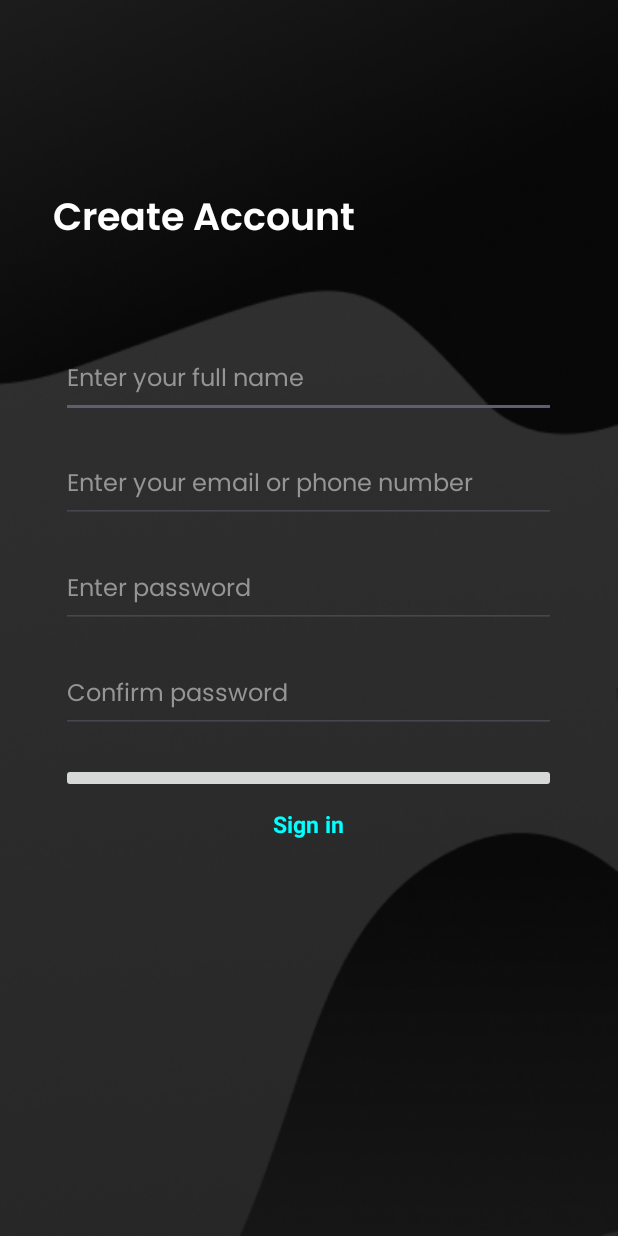
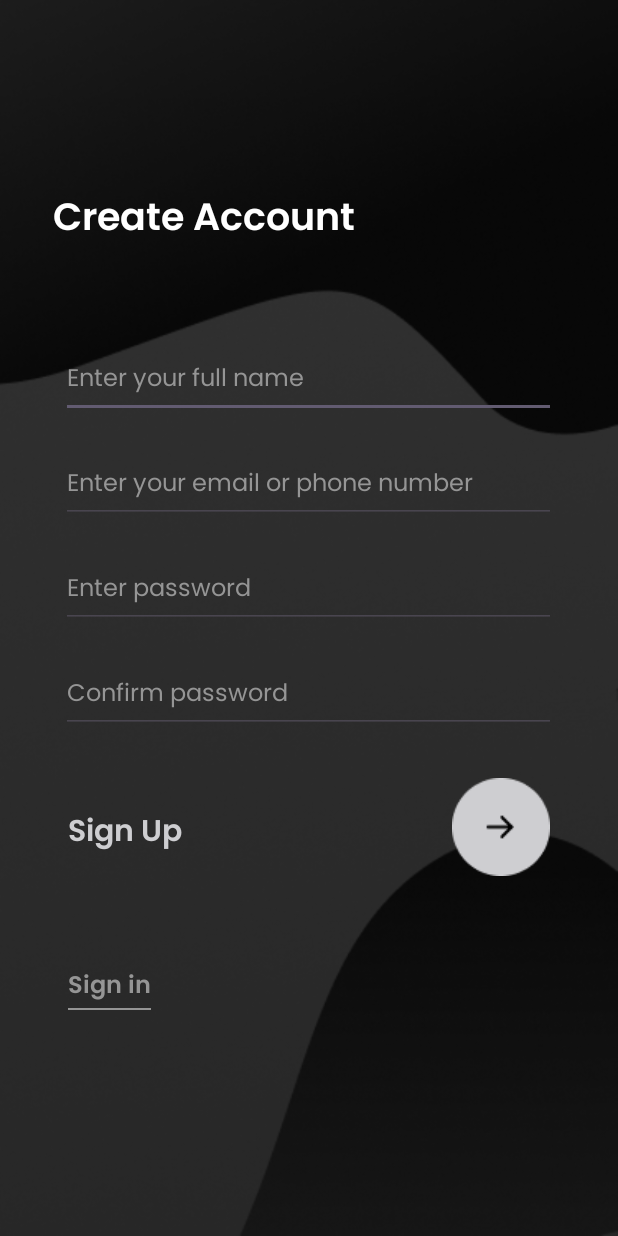
Before and after one commit to herbiasniko/CreativeClique-Intprog, an Android app: the Register screen opened directly, with no data from a screen before it, on a phone screen of 412 x 824 dp. Run offline under Robolectric (Android 15) with nearby library versions, the phone set to English and light mode, and no system bars.

Commit message:
ramon commit

```diff
--- a/app/src/main/AndroidManifest.xml
+++ b/app/src/main/AndroidManifest.xml
@@ -37,6 +37,7 @@
                 <category android:name="android.intent.category.LAUNCHER" />
             </intent-filter>
         </activity>
+
         <activity
             android:name=".AccountRegistered"
             android:exported="false" />
@@ -51,6 +52,8 @@
             android:exported="false"
             android:windowSoftInputMode="adjustPan"/>
 
+
+
     </application>
 
 </manifest>
--- a/app/src/main/java/com/ucb/creativeclique/FeedAdapter.kt
+++ b/app/src/main/java/com/ucb/creativeclique/FeedAdapter.kt
@@ -39,7 +39,7 @@ class FeedAdapter(private val feedItems: List<FeedItem>) :
         holder.followerTextView.text = item.followers
         holder.contentTextView.text = item.content
         holder.imageContentTextView.setImageResource(item.image2)
-        holder.feedContainer.setBackgroundResource(R.drawable.bg_layout)
+        holder.feedContainer.setBackgroundResource(R.drawable.signbg)
 
         holder.commentButton.setOnClickListener {
             val context = holder.itemView.context
--- a/app/src/main/java/com/ucb/creativeclique/Register.kt
+++ b/app/src/main/java/com/ucb/creativeclique/Register.kt
@@ -5,6 +5,8 @@ import android.os.Bundle
 import android.widget.EditText
 import android.widget.Button
 import android.content.Intent
+import android.widget.ImageButton
+import android.widget.TextView
 import android.widget.Toast
 
 class Register : AppCompatActivity() {
@@ -12,7 +14,7 @@ class Register : AppCompatActivity() {
         super.onCreate(savedInstanceState)
         setContentView(R.layout.activity_register)
 
-        val registerBtn = findViewById<Button>(R.id.btn1)
+        val registerBtn = findViewById<ImageButton>(R.id.btn1)
 
         registerBtn.setOnClickListener {
             val fullName = findViewById<EditText>(R.id.editxt_1).text.toString()
@@ -38,6 +40,13 @@ class Register : AppCompatActivity() {
                 }
             }
         }
+        var text_5 = findViewById<TextView>(R.id.text_5)
+        text_5.setOnClickListener {
+            var intent = Intent(this, Signin::class.java)
+            startActivity(intent)
+            finish()
+        }
+
     }
 
     private fun isValidEmail(email: String): Boolean {
@@ -49,4 +58,6 @@ class Register : AppCompatActivity() {
         val pattern = Regex("^(?=.*[\\W_])(?=.*[a-zA-Z0-9]).{8,}\$")
         return pattern.matches(password)
     }
+
+
 }
--- a/app/src/main/java/com/ucb/creativeclique/Signin.kt
+++ b/app/src/main/java/com/ucb/creativeclique/Signin.kt
@@ -29,7 +29,6 @@ class Signin : AppCompatActivity() {
         registerTxtView.setOnClickListener {
             val intent = Intent(this, Register::class.java)
             startActivity(intent)
-            finish()
         }
 
         signinBtn.setOnClickListener {
@@ -42,7 +41,8 @@ class Signin : AppCompatActivity() {
                 val intent = Intent(this, MainActivity::class.java)
                 startActivity(intent)
                 finish()
-            }else{
+            }
+            else{
                 Toast.makeText(this, "Invalid Username or Password", Toast.LENGTH_SHORT).show()
             }
         }
--- a/app/src/main/res/layout/activity_register.xml
+++ b/app/src/main/res/layout/activity_register.xml
@@ -71,31 +71,66 @@
         android:layout_centerHorizontal="true"
         android:layout_marginTop="20dp"
         android:layout_below="@id/editxt_3"/>
-    <ImageButton
-        android:id="@+id/btn1"
-        android:layout_width="330dp"
+
+    <LinearLayout
+        android:layout_width="wrap_content"
         android:layout_height="wrap_content"
+        android:layout_below="@id/editxt_4"
+        android:orientation="horizontal"
         android:layout_centerHorizontal="true"
-        android:textColor="@color/white"
-        android:textStyle="bold"
-        android:fontFamily="@font/poppinsb"
-        android:text="Register"
-        android:layout_marginTop="20dp"
-        android:layout_below="@id/editxt_4"/>
+        android:id="@+id/LL2"
+        android:layout_marginTop="30dp">
 
+        <TextView
+            android:layout_width="wrap_content"
+            android:layout_height="wrap_content"
+            android:layout_marginTop="20dp"
+            android:layout_marginRight="180dp"
+            android:fontFamily="@font/poppinssb"
+            android:text="Sign Up"
+            android:textColor="@color/lightgrey"
+            android:textSize="20sp" />
+
+        <ImageButton
+            android:id="@+id/btn1"
+            android:layout_width="wrap_content"
+            android:layout_height="wrap_content"
+            android:src="@drawable/signinupin"
+            android:background="@android:color/transparent"
+            android:layout_centerHorizontal="true"
+            android:textColor="@color/white"
+            android:textStyle="bold"
+            android:fontFamily="@font/poppinsb"
+            android:text="Sign in"
+            android:layout_marginTop="50dp"
+            android:layout_gravity="center_horizontal"/>
+
+    </LinearLayout>
+
+    <LinearLayout
+        android:layout_width="55dp"
+        android:layout_height="wrap_content"
+        android:orientation="vertical"
+        android:layout_below="@id/LL2"
+        android:layout_marginLeft="45dp">
 
     <TextView
         android:id="@+id/text_5"
         android:layout_width="wrap_content"
         android:layout_height="wrap_content"
         android:text="Sign in"
-        android:textSize="15sp"
-        android:layout_centerHorizontal="true"
-        android:textColor="#00ffff"
-        android:textStyle="bold"
+        android:textSize="16sp"
+        android:textColor="@color/midgrey"
         android:linksClickable="true"
-        android:layout_below="@id/btn1"
-        android:layout_marginLeft="10dp"
-        android:layout_marginTop="10dp"/>
+        android:layout_below="@id/LL2"
+        android:layout_marginTop="10dp"
+        android:fontFamily="@font/poppinssb"/>
+
+        <ImageView
+            android:layout_width="139dp"
+            android:layout_height="1dp"
+            android:src="@drawable/line"/>
+
+    </LinearLayout>
 
 </RelativeLayout>
```
Also changed, not shown: app/src/main/res/layout/activity_signin.xml (+7 -9 lines), app/src/main/res/layout/fragment_feed.xml (+16 -9 lines).
